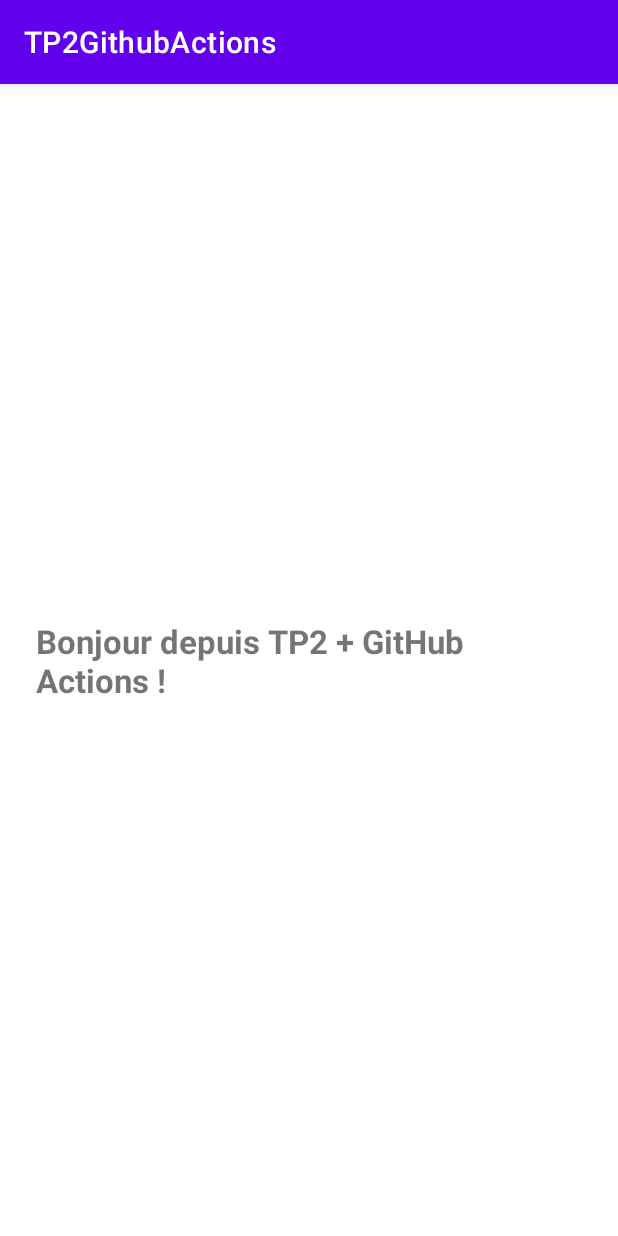
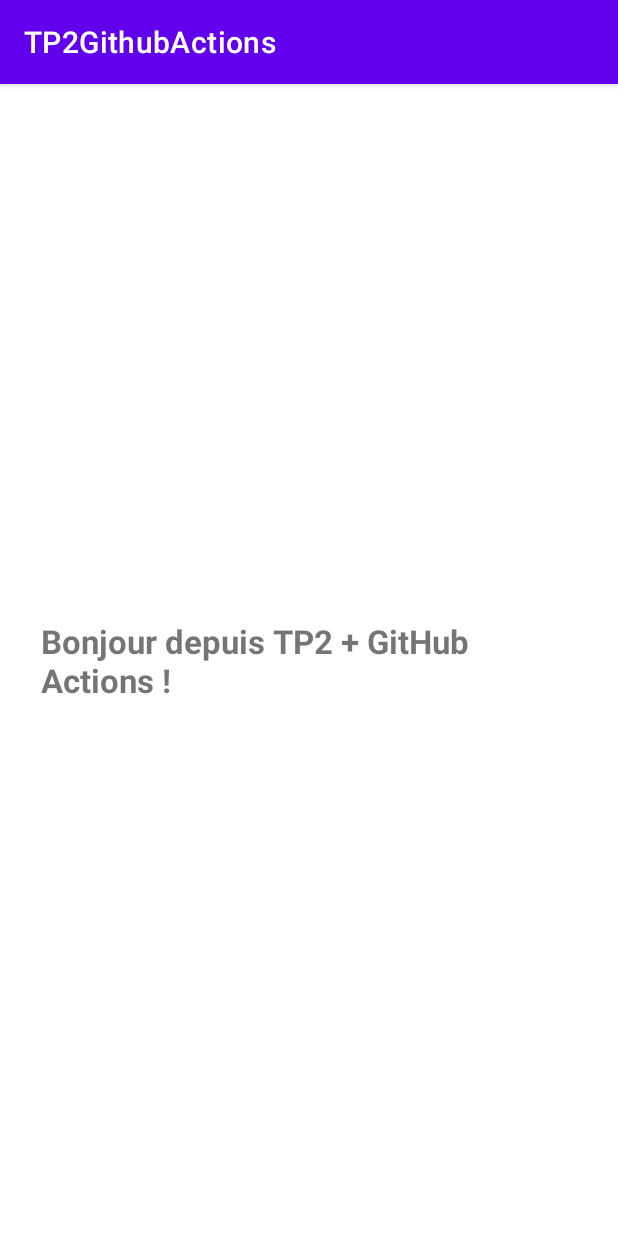
Before and after one commit to manalqc/TP2-QachriManal, an Android app: the screen it shows after launch (MainActivity), on a phone screen of 412 x 824 dp. Run offline under Robolectric (Android 15) with nearby library versions, the phone set to English and light mode, and no system bars.

Commit message:
Modification de l'interface sur feature-tests

```diff
--- a/app/src/main/res/layout/activity_main.xml
+++ b/app/src/main/res/layout/activity_main.xml
@@ -17,6 +17,6 @@
         app:layout_constraintStart_toStartOf="parent"
         app:layout_constraintEnd_toEndOf="parent"
         app:layout_constraintBottom_toBottomOf="parent"
-        android:padding="24dp" />
+        android:padding="27dp" />
 
 </androidx.constraintlayout.widget.ConstraintLayout>
```
